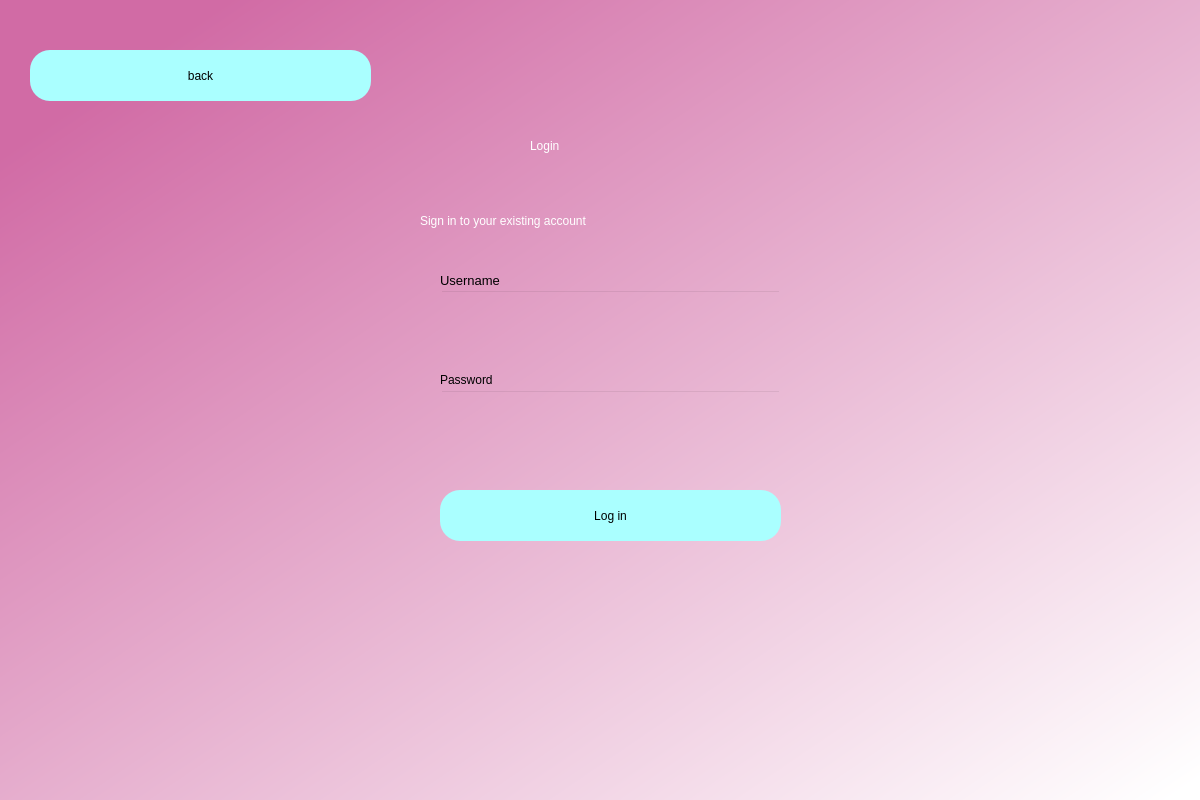
Before: the Qt Designer form login.ui in MohamedHussein43/BreastCancerDeskTopApp, drawn with Qt 5.
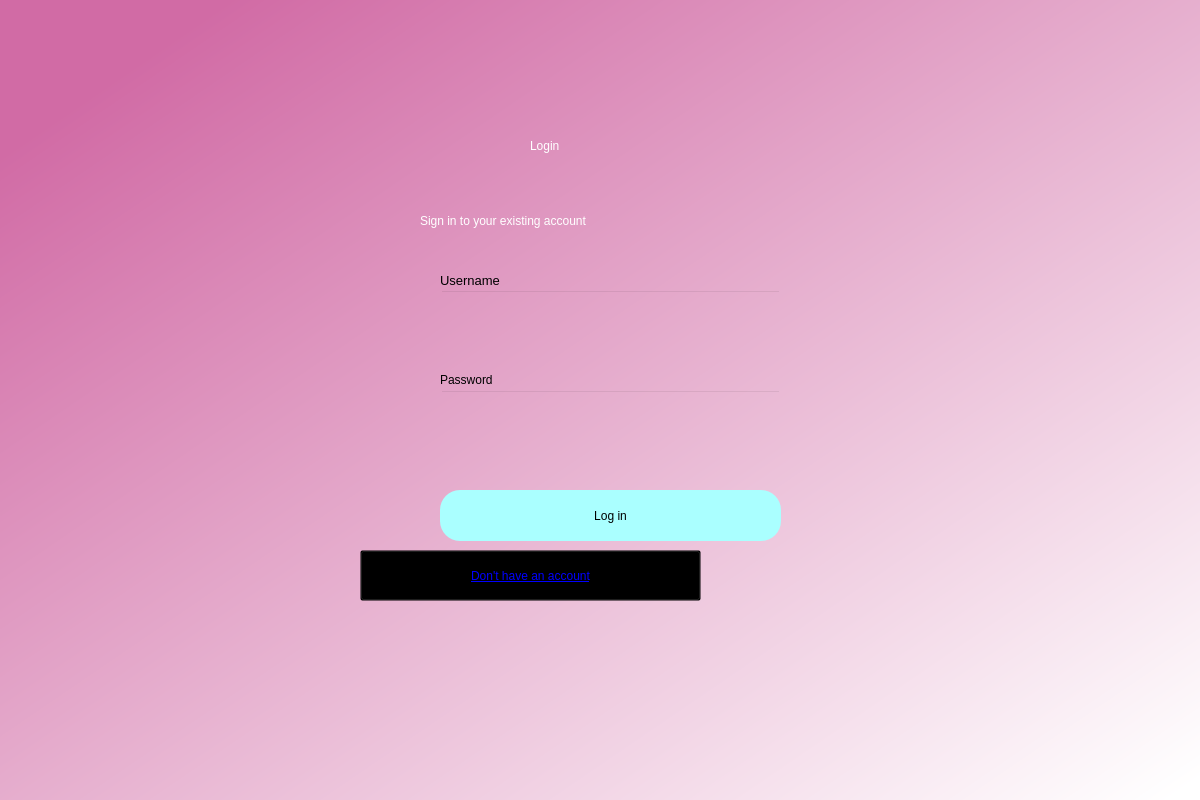
After: the same form once the commit is applied.

Commit message: Modify the back button to be don't have account and already have account and creat LoginAndRegister file to solve the circular imports error

```diff
--- a/login.ui
+++ b/login.ui
@@ -145,6 +145,24 @@
      <string>Password</string>
     </property>
    </widget>
+   
+   <widget class="QPushButton" name="label_5">
+    <property name="geometry">
+     <rect>
+      <x>360</x>
+      <y>550</y>
+      <width>341</width>
+      <height>51</height>
+     </rect>
+    </property>
+    <property name="styleSheet">
+     <string notr="true">background-color:rgba(0,0,0,0);text-decoration: underline;QLabel:hover;color:rgb(0, 0, 255);font: 10pt &quot;MS Shell Dlg 2&quot;;</string>
+    </property>
+    <property name="text">
+     <string>Don't have an account</string>
+    </property>
+   </widget>
+
    <widget class="QLabel" name="error">
     <property name="geometry">
      <rect>
@@ -161,24 +179,6 @@
      <string/>
     </property>
    </widget>
-   <widget class="QPushButton" name="back">
-    <property name="geometry">
-     <rect>
-      <x>30</x>
-      <y>50</y>
-      <width>341</width>
-      <height>51</height>
-     </rect>
-    </property>
-    <property name="styleSheet">
-     <string notr="true">border-radius:20px;
-background-color: rgb(170, 255, 255);
-font: 14pt &quot;MS Shell Dlg 2&quot;;</string>
-    </property>
-    <property name="text">
-     <string>back</string>
-    </property>
-   </widget>
   </widget>
  </widget>
  <resources/>
```
The commit also changes 6 other files.
